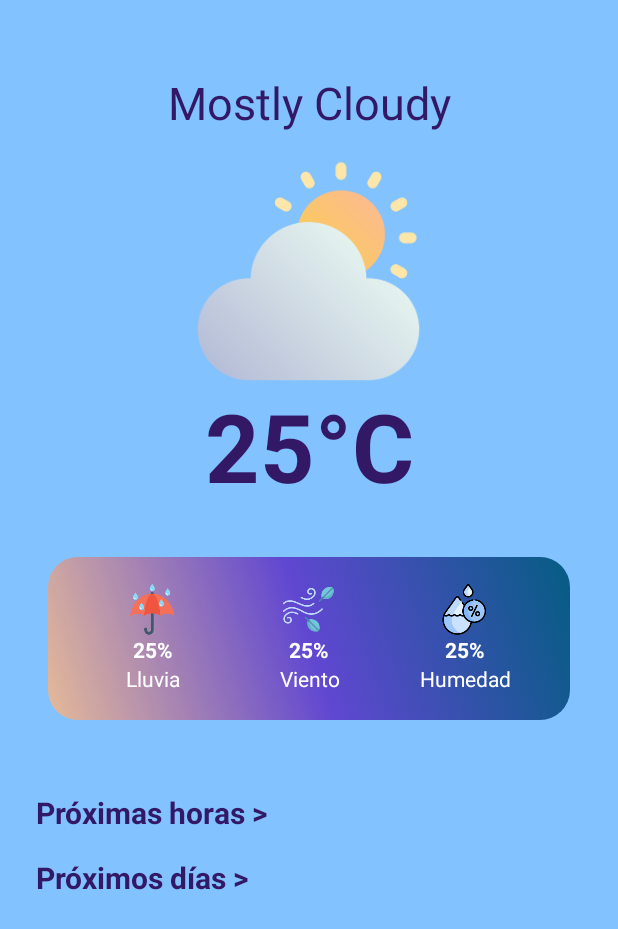
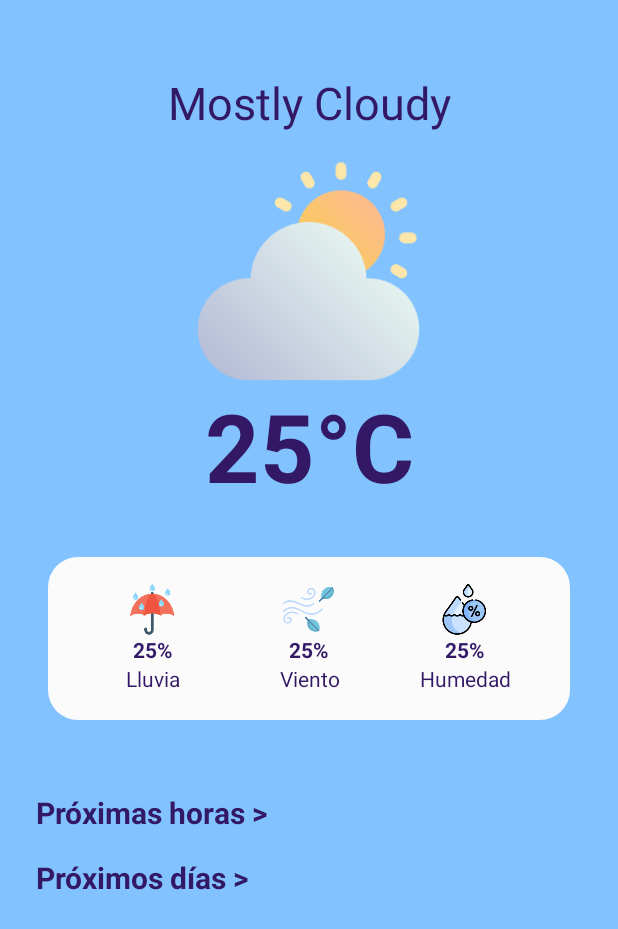
Before and after one commit to saulhervas/WeatherAppKotlin, an Android app: the screen it shows after launch (MainActivity), on a phone screen of 412 x 824 dp. Shown: the top 929 px of the screen. Run offline under Robolectric (Android 15) with nearby library versions, the phone set to English and light mode, and no system bars; our stand-ins replace Dagger/Hilt's generated code.

Commit message:
add change main icon

```diff
--- a/app/src/main/java/com/saulhervas/weatherapp/adapter/WeatherViewHolder.kt
+++ b/app/src/main/java/com/saulhervas/weatherapp/adapter/WeatherViewHolder.kt
@@ -28,7 +28,7 @@ class WeatherViewHolder(
             println("Weather description: $weatherDescription")
             val iconResource = when {
                 weatherDescription.contains("clear") -> com.saulhervas.weatherapp.R.drawable.sunny
-                weatherDescription.contains("cloud") -> com.saulhervas.weatherapp.R.drawable.cloudy_sunny
+                weatherDescription.contains("cloud") -> com.saulhervas.weatherapp.R.drawable.cloudy
                 weatherDescription.contains("rain") -> com.saulhervas.weatherapp.R.drawable.rainy
                 weatherDescription.contains("snow") -> com.saulhervas.weatherapp.R.drawable.snowy
                 else -> com.saulhervas.weatherapp.R.drawable.cloudy_sunny
--- a/app/src/main/java/com/saulhervas/weatherapp/domain/repository/WeatherRepository.kt
+++ b/app/src/main/java/com/saulhervas/weatherapp/domain/repository/WeatherRepository.kt
@@ -1,4 +1,5 @@
 package com.saulhervas.weatherapp.domain.repository
+
 
 import com.saulhervas.weatherapp.domain.api.WeatherApi
 import com.saulhervas.weatherapp.model.DailyForecastResponse
--- a/app/src/main/res/drawable/gradient_background_banner.xml
+++ b/app/src/main/res/drawable/gradient_background_banner.xml
@@ -2,10 +2,7 @@
 <selector xmlns:android="http://schemas.android.com/apk/res/android">
     <item>
         <shape android:shape="rectangle">
-            <gradient android:startColor="#E5BA98"
-                android:centerColor="#6047D1"
-                android:endColor="#055D83"
-                android:angle="45"/>
+            <solid android:color="#FBFBFB" />
             <corners android:radius="20dp" />
         </shape>
     </item>
--- a/app/src/main/res/drawable/item_background.xml
+++ b/app/src/main/res/drawable/item_background.xml
@@ -2,7 +2,7 @@
 <selector xmlns:android="http://schemas.android.com/apk/res/android">
 <item>
     <shape android:shape="rectangle">
-        <solid android:color="#E5BA98" />
+        <solid android:color="#FBFBFB" />
         <corners android:radius="20dp" />
     </shape>
 </item>
--- a/app/src/main/res/layout/fragment_init.xml
+++ b/app/src/main/res/layout/fragment_init.xml
@@ -28,7 +28,7 @@
                 android:textSize="30sp" />
 
             <ImageView
-                android:id="@+id/imageView"
+                android:id="@+id/ivIcon"
                 android:layout_width="150dp"
                 android:layout_height="150dp"
                 android:layout_gravity="center"
@@ -81,7 +81,7 @@
                             android:layout_height="wrap_content"
                             android:text="@string/text_field_hint_rain_percentage"
                             android:textAlignment="center"
-                            android:textColor="@color/white"
+                            android:textColor="@color/text_color"
                             android:textStyle="bold" />
 
                         <TextView
@@ -90,7 +90,7 @@
                             android:layout_height="wrap_content"
                             android:text="@string/text_field_hint_rain"
                             android:textAlignment="center"
-                            android:textColor="@color/white" />
+                            android:textColor="@color/text_color" />
                     </LinearLayout>
 
                     <LinearLayout
@@ -112,7 +112,7 @@
                             android:layout_height="wrap_content"
                             android:text="@string/text_field_hint_rain_percentage"
                             android:textAlignment="center"
-                            android:textColor="@color/white"
+                            android:textColor="@color/text_color"
                             android:textStyle="bold" />
 
                         <TextView
@@ -121,7 +121,7 @@
                             android:layout_height="wrap_content"
                             android:text="@string/text_field_hint_wind"
                             android:textAlignment="center"
-                            android:textColor="@color/white" />
+                            android:textColor="@color/text_color" />
                     </LinearLayout>
 
                     <LinearLayout
@@ -143,7 +143,7 @@
                             android:layout_height="wrap_content"
                             android:text="@string/text_field_hint_rain_percentage"
                             android:textAlignment="center"
-                            android:textColor="@color/white"
+                            android:textColor="@color/text_color"
                             android:textStyle="bold" />
 
                         <TextView
@@ -152,7 +152,7 @@
                             android:layout_height="wrap_content"
                             android:text="@string/text_field_hint_humidity"
                             android:textAlignment="center"
-                            android:textColor="@color/white" />
+                            android:textColor="@color/text_color" />
 
                     </LinearLayout>
 
```
Also changed, not shown: app/src/main/java/com/saulhervas/weatherapp/ui/InitFragment.kt (+41 -2 lines).
